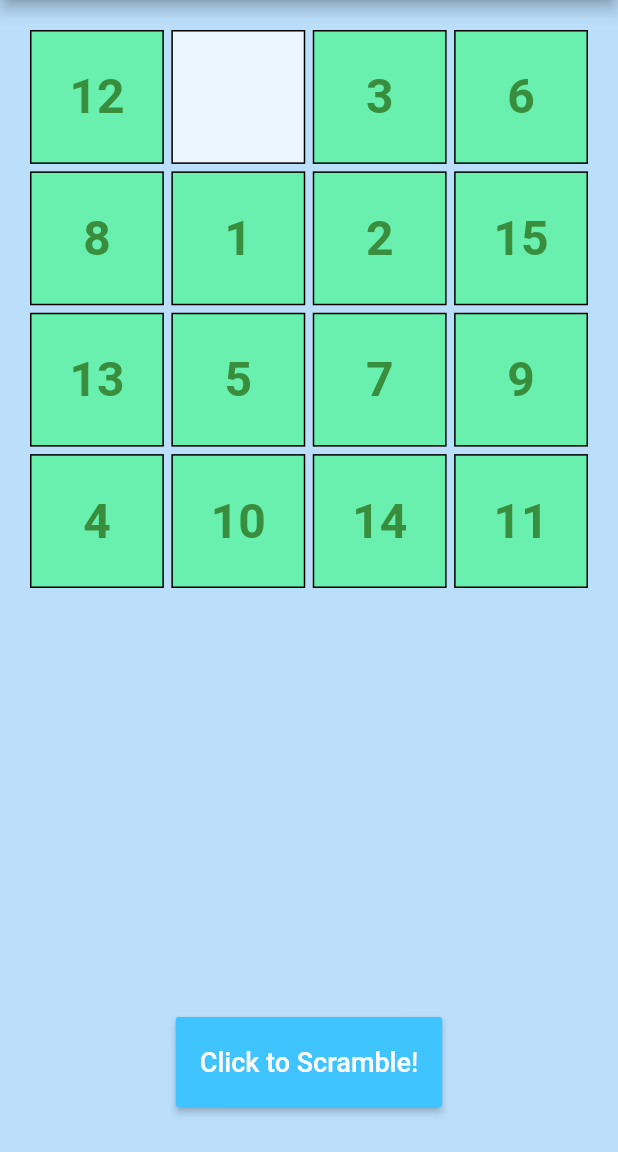
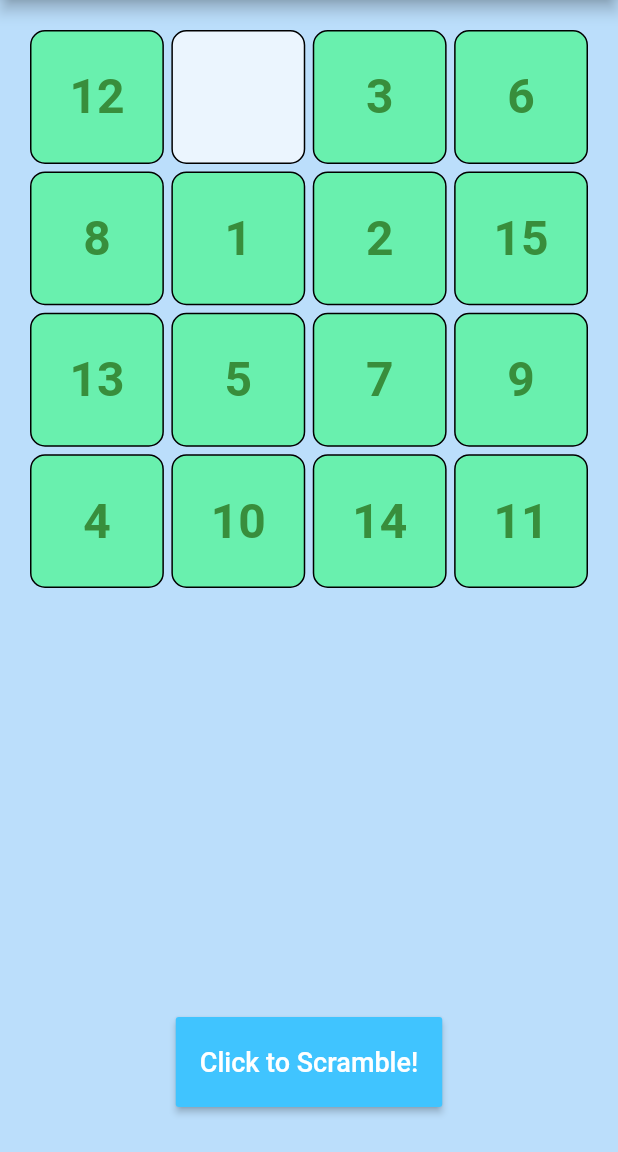
Before and after one commit to pahosler/Flutter-Slide-Puzzle, a Flutter app: the screen it shows after launch, on a phone screen of 412 x 824 dp, the part 84-1236 px from its top. Run offline on Flutter 3.47's test engine with Material 2 defaults, Android fonts, the phone set to English and light mode, and no system bars.

Commit message:
minor tweaks

```diff
--- a/lib/main.dart
+++ b/lib/main.dart
@@ -12,7 +12,7 @@ class MyApp extends StatelessWidget {
   @override
   Widget build(BuildContext context) {
     return MaterialApp(
-      title: 'Flutter Demo',
+      title: 'Flutter Slide Puzzle',
       theme: ThemeData(
         primaryColor: Colors.cyan[200],
       ),
--- a/lib/puzzle.dart
+++ b/lib/puzzle.dart
@@ -113,6 +113,7 @@ class _PuzzleState extends State<Puzzle> {
         decoration: BoxDecoration(
           color: isBlank ? _white : _green,
           border: Border.all(),
+          borderRadius: BorderRadius.circular(10.0),
         ),
         child: Center(
           child: Text(
```
